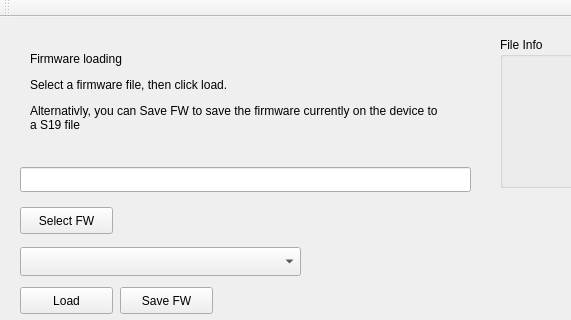
First picture: the form in mainwindow.ui, repository DeuceEFI/emsload, before the edit; both pictures show x 0 to 571 and y 0 to 320 of the 842 by 412 pixel window.
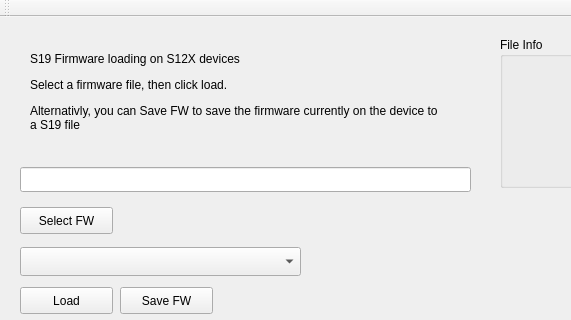
Second picture: the form after the edit.

Patch:
```diff
--- a/mainwindow.ui
+++ b/mainwindow.ui
@@ -96,7 +96,7 @@
      </rect>
     </property>
     <property name="text">
-     <string>&lt;html&gt;&lt;head/&gt;&lt;body&gt;&lt;p&gt;Firmware loading&lt;/p&gt;&lt;p&gt;Select a firmware file, then click load.&lt;/p&gt;&lt;p&gt;Alternativly, you can Save FW to save the firmware currently on the device to a S19 file&lt;/p&gt;&lt;/body&gt;&lt;/html&gt;</string>
+     <string>&lt;html&gt;&lt;head/&gt;&lt;body&gt;&lt;p&gt;S19 Firmware loading on S12X devices&lt;/p&gt;&lt;p&gt;Select a firmware file, then click load.&lt;/p&gt;&lt;p&gt;Alternativly, you can Save FW to save the firmware currently on the device to a S19 file&lt;/p&gt;&lt;/body&gt;&lt;/html&gt;</string>
     </property>
     <property name="wordWrap">
      <bool>true</bool>
```
